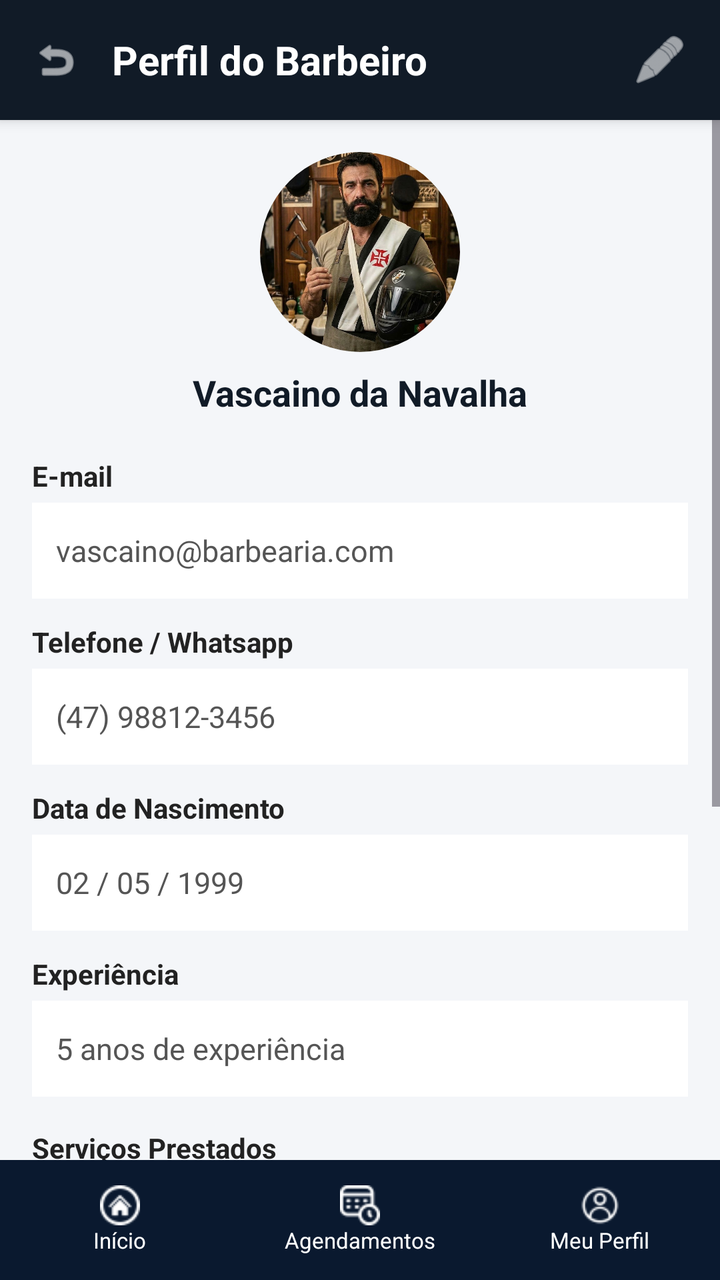
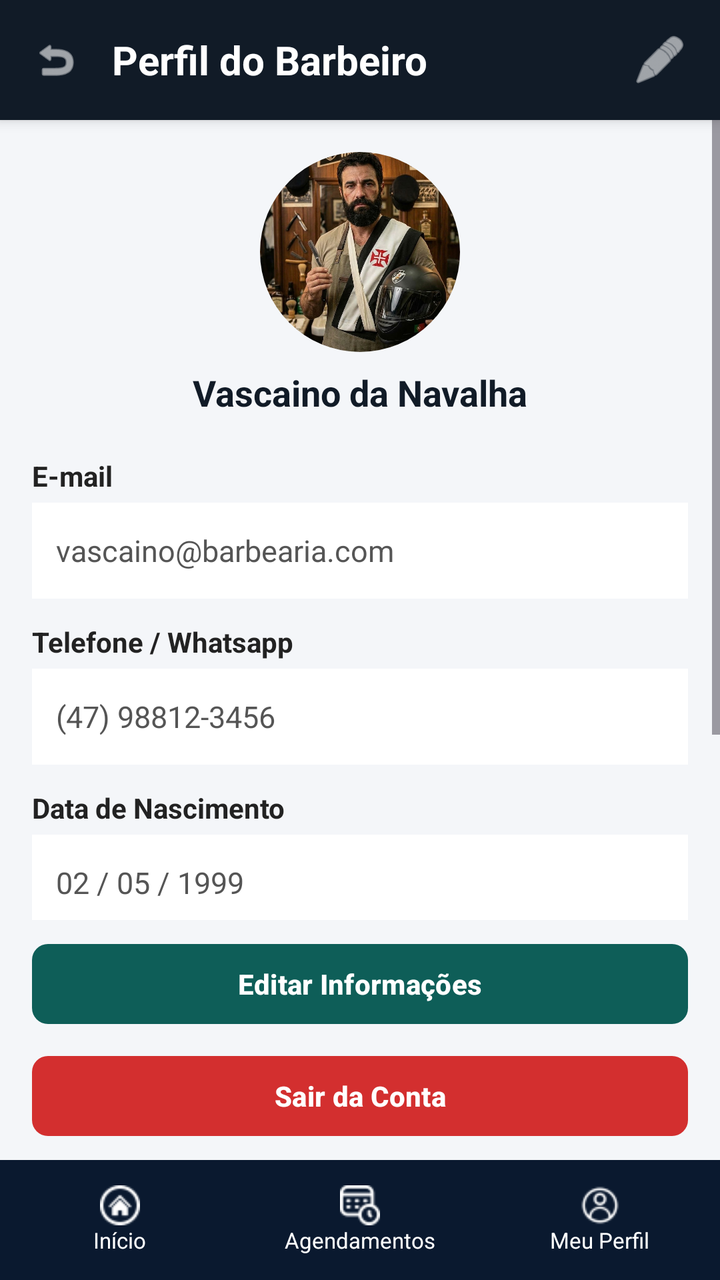

An Android layout rendered at two revisions. The XML below is the earlier revision; the diff shows what the commit changed to produce the second picture.
<!-- AndroidManifest.xml: application theme Theme.Barbearia -->
<!-- res/layout/activity_admin_perfil.xml -->
<?xml version="1.0" encoding="utf-8"?>
<LinearLayout xmlns:android="http://schemas.android.com/apk/res/android"
    xmlns:app="http://schemas.android.com/apk/res-auto"
    android:layout_width="match_parent"
    android:layout_height="match_parent"
    android:background="#F4F6F9"
    android:fitsSystemWindows="true"
    android:orientation="vertical">

    <LinearLayout
        android:id="@+id/toolbar"
        android:layout_width="match_parent"
        android:layout_height="60dp"
        android:background="#111B27"
        android:elevation="4dp"
        android:gravity="center_vertical"
        android:paddingHorizontal="16dp">

        <ImageView
            android:id="@+id/btnVoltar"
            android:layout_width="24dp"
            android:layout_height="24dp"
            android:clickable="true"
            android:contentDescription="Voltar"
            android:focusable="true"
            android:src="@android:drawable/ic_menu_revert"
            app:tint="#FFFFFF" />

        <TextView
            android:layout_width="0dp"
            android:layout_height="wrap_content"
            android:layout_marginStart="16dp"
            android:layout_weight="1"
            android:text="Perfil do Barbeiro"
            android:textColor="#FFFFFF"
            android:textSize="20sp"
            android:textStyle="bold" />

        <ImageView
            android:id="@+id/btnEditarPerfil"
            android:layout_width="28dp"
            android:layout_height="28dp"
            android:clickable="true"
            android:contentDescription="Editar Perfil"
            android:focusable="true"
            android:src="@android:drawable/ic_menu_edit"
            app:tint="#FFFFFF" />
    </LinearLayout>

    
    <ScrollView
        android:layout_width="match_parent"
        android:layout_height="0dp"
        android:layout_weight="1"
        android:fillViewport="true">

        <LinearLayout
            android:layout_width="match_parent"
            android:layout_height="wrap_content"
            android:orientation="vertical"
            android:padding="16dp">

            <LinearLayout
                android:layout_width="match_parent"
                android:layout_height="wrap_content"
                android:layout_marginBottom="20dp"
                android:gravity="center"
                android:orientation="vertical">

                <com.google.android.material.imageview.ShapeableImageView
                    android:id="@+id/imgFotoPerfilView"
                    android:layout_width="100dp"
                    android:layout_height="100dp"
                    android:background="#E0E0E0"
                    android:scaleType="centerCrop"
                    android:src="@drawable/vascaino_da_navalha"
                    app:shapeAppearanceOverlay="@style/ShapeAppearance.MaterialComponents.Users.Circle" />

                <TextView
                    android:id="@+id/tvNomeExibicao"
                    android:layout_width="wrap_content"
                    android:layout_height="wrap_content"
                    android:layout_marginTop="8dp"
                    android:text="Vascaino da Navalha"
                    android:textColor="#111B27"
                    android:textSize="18sp"
                    android:textStyle="bold" />
            </LinearLayout>

            <TextView
                android:layout_width="wrap_content"
                android:layout_height="wrap_content"
                android:text="E-mail"
                android:textColor="#222222"
                android:textStyle="bold" />

            <TextView
                android:id="@+id/tvEmailView"
                android:layout_width="match_parent"
                android:layout_height="48dp"
                android:layout_marginTop="4dp"
                android:layout_marginBottom="12dp"
                android:background="#FFFFFF"
                android:gravity="center_vertical"
                android:paddingHorizontal="12dp"
                android:text="vascaino@barbearia.com"
                android:textColor="#555555"
                android:textSize="15sp" />

            <TextView
                android:layout_width="wrap_content"
                android:layout_height="wrap_content"
                android:text="Telefone / Whatsapp"
                android:textColor="#222222"
                android:textStyle="bold" />

            <TextView
                android:id="@+id/tvTelefoneView"
                android:layout_width="match_parent"
                android:layout_height="48dp"
                android:layout_marginTop="4dp"
                android:layout_marginBottom="12dp"
                android:background="#FFFFFF"
                android:gravity="center_vertical"
                android:paddingHorizontal="12dp"
                android:text="(47) 98812-3456"
                android:textColor="#555555"
                android:textSize="15sp" />

            <TextView
                android:layout_width="wrap_content"
                android:layout_height="wrap_content"
                android:text="Data de Nascimento"
                android:textColor="#222222"
                android:textStyle="bold" />

            <TextView
                android:id="@+id/tvDataNascimentoView"
                android:layout_width="match_parent"
                android:layout_height="48dp"
                android:layout_marginTop="4dp"
                android:layout_marginBottom="12dp"
                android:background="#FFFFFF"
                android:gravity="center_vertical"
                android:paddingHorizontal="12dp"
                android:text="02 / 05 / 1999"
                android:textColor="#555555"
                android:textSize="15sp" />

            <TextView
                android:layout_width="wrap_content"
                android:layout_height="wrap_content"
                android:text="Experiência"
                android:textColor="#222222"
                android:textStyle="bold" />

            <TextView
                android:id="@+id/tvExperienciaView"
                android:layout_width="match_parent"
                android:layout_height="48dp"
                android:layout_marginTop="4dp"
                android:layout_marginBottom="16dp"
                android:background="#FFFFFF"
                android:gravity="center_vertical"
                android:paddingHorizontal="12dp"
                android:text="5 anos de experiência"
                android:textColor="#555555"
                android:textSize="15sp" />

            <TextView
                android:layout_width="wrap_content"
                android:layout_height="wrap_content"
                android:layout_marginBottom="8dp"
                android:text="Serviços Prestados"
                android:textColor="#222222"
                android:textSize="14sp"
                android:textStyle="bold" />

            <com.google.android.material.chip.ChipGroup
                android:id="@+id/chipGroupServicosView"
                android:layout_width="match_parent"
                android:layout_height="wrap_content"
                android:layout_marginBottom="24dp"
                app:chipSpacingHorizontal="8dp"
                app:chipSpacingVertical="4dp">

                <com.google.android.material.chip.Chip
                    android:layout_width="wrap_content"
                    android:layout_height="wrap_content"
                    android:clickable="false"
                    android:focusable="false"
                    android:text="Corte de Cabelo"
                    app:chipBackgroundColor="#E0E0E0" />

                <com.google.android.material.chip.Chip
                    android:layout_width="wrap_content"
                    android:layout_height="wrap_content"
                    android:clickable="false"
                    android:focusable="false"
                    android:text="Sobrancelha"
                    app:chipBackgroundColor="#E0E0E0" />

                <com.google.android.material.chip.Chip
                    android:layout_width="wrap_content"
                    android:layout_height="wrap_content"
                    android:clickable="false"
                    android:focusable="false"
                    android:text="Pigmentação"
                    app:chipBackgroundColor="#E0E0E0" />

                <com.google.android.material.chip.Chip
                    android:layout_width="wrap_content"
                    android:layout_height="wrap_content"
                    android:clickable="false"
                    android:focusable="false"
                    android:text="Barba"
                    app:chipBackgroundColor="#E0E0E0" />

            </com.google.android.material.chip.ChipGroup>

            <com.google.android.material.button.MaterialButton
                android:id="@+id/btnEditar"
                android:layout_width="match_parent"
                android:layout_height="52dp"
                android:text="Editar Informações"
                android:textColor="#FFFFFF"
                android:textStyle="bold"
                app:backgroundTint="#0E5E58"
                app:cornerRadius="8dp" />

            <com.google.android.material.button.MaterialButton
                android:id="@+id/btnSairConta"
                android:layout_width="match_parent"
                android:layout_height="52dp"
                android:layout_marginTop="12dp"
                android:text="Sair da Conta"
                android:textColor="#FFFFFF"
                android:textStyle="bold"
                app:backgroundTint="#D32F2F"
                app:cornerRadius="8dp" />

        </LinearLayout>
    </ScrollView>

    
    <include layout="@layout/barra_navegar" />

</LinearLayout>
<!-- res/layout/barra_navegar.xml (included above) -->
<?xml version="1.0" encoding="utf-8"?>
<LinearLayout
    xmlns:android="http://schemas.android.com/apk/res/android"
    xmlns:app="http://schemas.android.com/apk/res-auto"
    android:id="@+id/bottomNavigation"
    android:layout_width="match_parent"
    android:layout_height="60dp"
    android:background="#0A192F"
    android:orientation="horizontal">

    <LinearLayout
        android:id="@+id/navInicio"
        android:layout_width="0dp"
        android:layout_height="match_parent"
        android:layout_weight="1"
        android:clickable="true"
        android:focusable="true"
        android:gravity="center"
        android:orientation="vertical">

        <ImageView
            android:id="@+id/iconInicio"
            android:layout_width="20dp"
            android:layout_height="20dp"
            android:src="@drawable/home"
            app:tint="#FFFFFF" />

        <TextView
            android:id="@+id/textInicio"
            android:layout_width="wrap_content"
            android:layout_height="wrap_content"
            android:text="Início"
            android:textColor="#FFFFFF"
            android:textSize="11sp" />
    </LinearLayout>

    <LinearLayout
        android:id="@+id/navAgendamentos"
        android:layout_width="0dp"
        android:layout_height="match_parent"
        android:layout_weight="1"
        android:clickable="true"
        android:focusable="true"
        android:gravity="center"
        android:orientation="vertical">

        <ImageView
            android:id="@+id/iconAgendamentos"
            android:layout_width="20dp"
            android:layout_height="20dp"
            android:src="@drawable/agenda"
            app:tint="#FFFFFF" />

        <TextView
            android:id="@+id/textAgendamentos"
            android:layout_width="wrap_content"
            android:layout_height="wrap_content"
            android:text="Agendamentos"
            android:textColor="#FFFFFF"
            android:textSize="11sp" />
    </LinearLayout>

    
    <LinearLayout
        android:id="@+id/navPerfil"
        android:layout_width="0dp"
        android:layout_height="match_parent"
        android:layout_weight="1"
        android:clickable="true"
        android:focusable="true"
        android:gravity="center"
        android:orientation="vertical">

        <ImageView
            android:id="@+id/iconPerfil"
            android:layout_width="20dp"
            android:layout_height="20dp"
            android:src="@drawable/user"
            app:tint="#FFFFFF" />

        <TextView
            android:id="@+id/textPerfil"
            android:layout_width="wrap_content"
            android:layout_height="wrap_content"
            android:text="Meu Perfil"
            android:textColor="#FFFFFF"
            android:textSize="11sp" />
    </LinearLayout>

</LinearLayout>
<!-- resources referenced by this layout -->
<resources>
  <!-- drawable agenda: png bitmap (drawable, 679 bytes) -->
  <!-- drawable home: png bitmap (drawable, 694 bytes) -->
  <!-- drawable user: png bitmap (drawable, 685 bytes) -->
  <!-- drawable vascaino_da_navalha: jpg bitmap (drawable, 149141 bytes) -->
  <style name="ShapeAppearance.MaterialComponents.Users.Circle" parent="">
          <item name="cornerSize">50%</item>
      </style>
  <style name="Theme.Barbearia" parent="Base.Theme.Barbearia" />
  <style name="Base.Theme.Barbearia" parent="Theme.Material3.DayNight.NoActionBar">
          
          
  
          
          <item name="android:statusBarColor">#111B27</item>
  
          
          <item name="android:fitsSystemWindows">true</item>
      </style>
</resources>

<!-- the commit's change to res/layout/activity_admin_perfil.xml (unified diff, before → after) -->
@@ -150,7 +150,7 @@
             <TextView
                 android:layout_width="wrap_content"
                 android:layout_height="wrap_content"
-                android:text="Experiência"
+                android:text="Resumo"
                 android:textColor="#222222"
                 android:textStyle="bold" />
 
@@ -163,86 +163,45 @@
                 android:background="#FFFFFF"
                 android:gravity="center_vertical"
                 android:paddingHorizontal="12dp"
-                android:text="5 anos de experiência"
-                android:textColor="#555555"
-                android:textSize="15sp" />
-
-            <TextView
-                android:layout_width="wrap_content"
-                android:layout_height="wrap_content"
-                android:layout_marginBottom="8dp"
-                android:text="Serviços Prestados"
-                android:textColor="#222222"
-                android:textSize="14sp"
-                android:textStyle="bold" />
-
-            <com.google.android.material.chip.ChipGroup
-                android:id="@+id/chipGroupServicosView"
-                android:layout_width="match_parent"
-                android:layout_height="wrap_content"
-                android:layout_marginBottom="24dp"
-                app:chipSpacingHorizontal="8dp"
-                app:chipSpacingVertical="4dp">
-
-                <com.google.android.material.chip.Chip
-                    android:layout_width="wrap_content"
-                    android:layout_height="wrap_content"
-                    android:clickable="false"
-                    android:focusable="false"
-                    android:text="Corte de Cabelo"
-                    app:chipBackgroundColor="#E0E0E0" />
-
-                <com.google.android.material.chip.Chip
-                    android:layout_width="wrap_content"
-                    android:layout_height="wrap_content"
-                    android:clickable="false"
-                    android:focusable="false"
-                    android:text="Sobrancelha"
-                    app:chipBackgroundColor="#E0E0E0" />
-
-                <com.google.android.material.chip.Chip
-                    android:layout_width="wrap_content"
-                    android:layout_height="wrap_content"
-                    android:clickable="false"
-                    android:focusable="false"
-                    android:text="Pigmentação"
-                    app:chipBackgroundColor="#E0E0E0" />
-
-                <com.google.android.material.chip.Chip
-                    android:layout_width="wrap_content"
-                    android:layout_height="wrap_content"
-                    android:clickable="false"
-                    android:focusable="false"
-                    android:text="Barba"
-                    app:chipBackgroundColor="#E0E0E0" />
-
-            </com.google.android.material.chip.ChipGroup>
-
-            <com.google.android.material.button.MaterialButton
-                android:id="@+id/btnEditar"
-                android:layout_width="match_parent"
-                android:layout_height="52dp"
-                android:text="Editar Informações"
-                android:textColor="#FFFFFF"
-                android:textStyle="bold"
-                app:backgroundTint="#0E5E58"
-                app:cornerRadius="8dp" />
-
-            <com.google.android.material.button.MaterialButton
-                android:id="@+id/btnSairConta"
-                android:layout_width="match_parent"
-                android:layout_height="52dp"
-                android:layout_marginTop="12dp"
-                android:text="Sair da Conta"
-                android:textColor="#FFFFFF"
-                android:textStyle="bold"
-                app:backgroundTint="#D32F2F"
-                app:cornerRadius="8dp" />
+                android:text="Breve resumo sobre o barbeiro..."
+                android:textColor="#555555"
+                android:textSize="15sp" />
 
         </LinearLayout>
     </ScrollView>
 
     
+    <LinearLayout
+        android:layout_width="match_parent"
+        android:layout_height="wrap_content"
+        android:background="#F4F6F9"
+        android:orientation="vertical"
+        android:paddingHorizontal="16dp"
+        android:paddingTop="8dp"
+        android:paddingBottom="8dp">
+
+        <com.google.android.material.button.MaterialButton
+            android:id="@+id/btnEditar"
+            android:layout_width="match_parent"
+            android:layout_height="48dp"
+            android:text="Editar Informações"
+            android:textColor="#FFFFFF"
+            android:textStyle="bold"
+            app:backgroundTint="#0E5E58"
+            app:cornerRadius="8dp" />
+
+        <com.google.android.material.button.MaterialButton
+            android:id="@+id/btnSairConta"
+            android:layout_width="match_parent"
+            android:layout_height="48dp"
+            android:layout_marginTop="8dp"
+            android:text="Sair da Conta"
+            android:textColor="#FFFFFF"
+            android:textStyle="bold"
+            app:backgroundTint="#D32F2F"
+            app:cornerRadius="8dp" />
+    </LinearLayout>
+
     <include layout="@layout/barra_navegar" />
 
 </LinearLayout>
@@ -309,7 +268,6 @@
             android:textSize="11sp" />
     </LinearLayout>
 
-    
     <LinearLayout
         android:id="@+id/navPerfil"
         android:layout_width="0dp"
